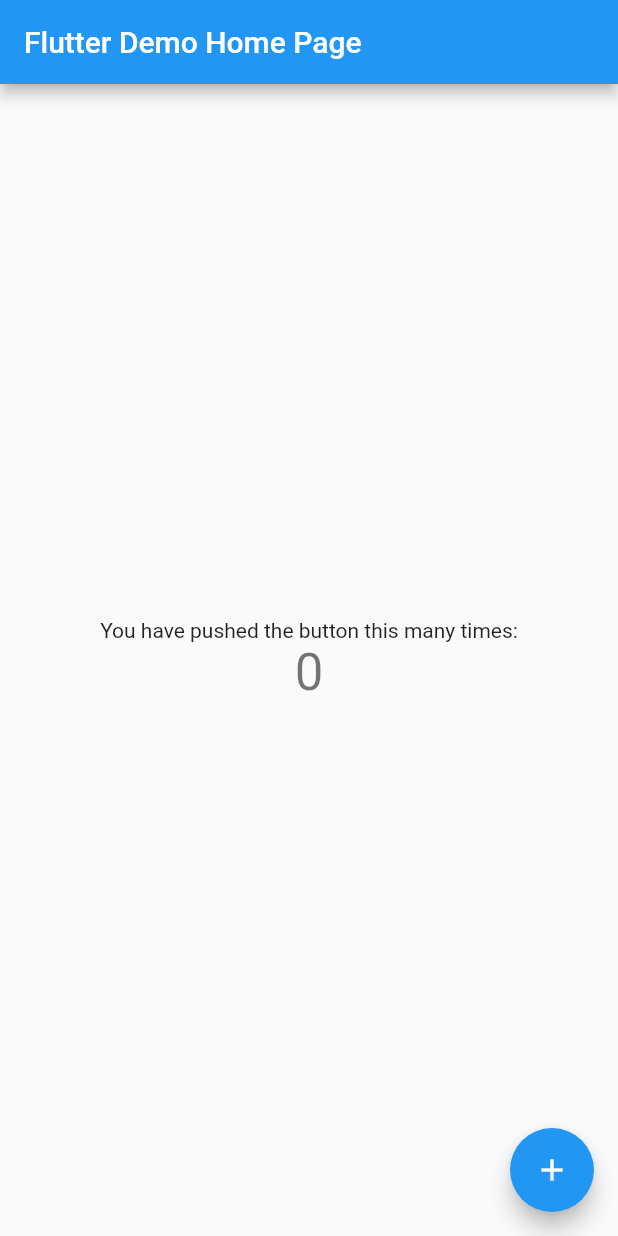
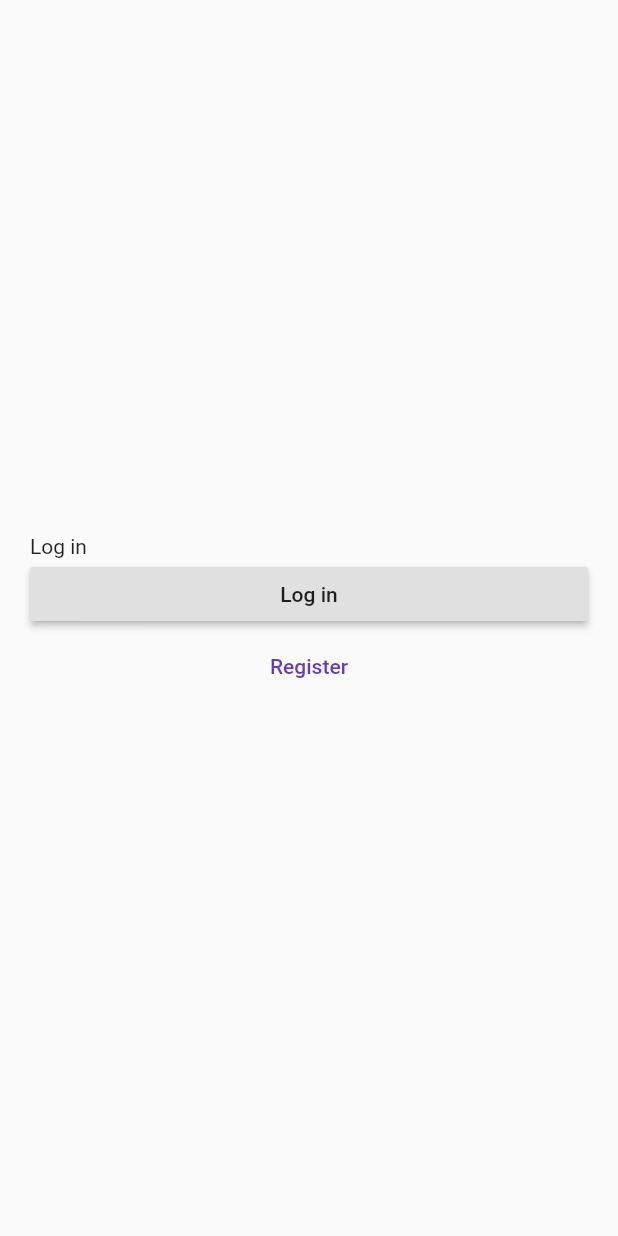
Before and after one commit to IosifGabriel/smarthack_frontend, a Flutter app: the screen it shows after launch, on a phone screen of 412 x 824 dp. Run offline on Flutter 3.47's test engine with Material 2 defaults, Android fonts, the light colour scheme and no system bars.

Commit message:
basic screens

```diff
--- a/lib/main.dart
+++ b/lib/main.dart
@@ -1,113 +1,25 @@
 import 'package:flutter/material.dart';
+import './screens/screens.dart';
 
 void main() {
   runApp(MyApp());
 }
 
 class MyApp extends StatelessWidget {
-  // This widget is the root of your application.
   @override
   Widget build(BuildContext context) {
     return MaterialApp(
-      title: 'Flutter Demo',
+      title: 'Smarthack',
+      debugShowCheckedModeBanner: false,
       theme: ThemeData(
-        // This is the theme of your application.
-        //
-        // Try running your application with "flutter run". You'll see the
-        // application has a blue toolbar. Then, without quitting the app, try
-        // changing the primarySwatch below to Colors.green and then invoke
-        // "hot reload" (press "r" in the console where you ran "flutter run",
-        // or simply save your changes to "hot reload" in a Flutter IDE).
-        // Notice that the counter didn't reset back to zero; the application
-        // is not restarted.
-        primarySwatch: Colors.blue,
+        primarySwatch: Colors.deepPurple,
       ),
-      home: MyHomePage(title: 'Flutter Demo Home Page'),
+      routes: {
+        '/login': (context) => LoginScreen(),
+        '/register': (context) => RegisterScreen(),
+        '/': (context) => HomeScreen(),
+      },
+      initialRoute: '/login',
     );
   }
 }
-
-class MyHomePage extends StatefulWidget {
-  MyHomePage({Key key, this.title}) : super(key: key);
-
-  // This widget is the home page of your application. It is stateful, meaning
-  // that it has a State object (defined below) that contains fields that affect
-  // how it looks.
-
-  // This class is the configuration for the state. It holds the values (in this
-  // case the title) provided by the parent (in this case the App widget) and
-  // used by the build method of the State. Fields in a Widget subclass are
-  // always marked "final".
-
-  final String title;
-
-  @override
-  _MyHomePageState createState() => _MyHomePageState();
-}
-
-class _MyHomePageState extends State<MyHomePage> {
-  int _counter = 0;
-
-  void _incrementCounter() {
-    setState(() {
-      // This call to setState tells the Flutter framework that something has
-      // changed in this State, which causes it to rerun the build method below
-      // so that the display can reflect the updated values. If we changed
-      // _counter without calling setState(), then the build method would not be
-      // called again, and so nothing would appear to happen.
-      _counter++;
-    });
-  }
-
-  @override
-  Widget build(BuildContext context) {
-    // This method is rerun every time setState is called, for instance as done
-    // by the _incrementCounter method above.
-    //
-    // The Flutter framework has been optimized to make rerunning build methods
-    // fast, so that you can just rebuild anything that needs updating rather
-    // than having to individually change instances of widgets.
-    return Scaffold(
-      appBar: AppBar(
-        // Here we take the value from the MyHomePage object that was created by
-        // the App.build method, and use it to set our appbar title.
-        title: Text(widget.title),
-      ),
-      body: Center(
-        // Center is a layout widget. It takes a single child and positions it
-        // in the middle of the parent.
-        child: Column(
-          // Column is also a layout widget. It takes a list of children and
-          // arranges them vertically. By default, it sizes itself to fit its
-          // children horizontally, and tries to be as tall as its parent.
-          //
-          // Invoke "debug painting" (press "p" in the console, choose the
-          // "Toggle Debug Paint" action from the Flutter Inspector in Android
-          // Studio, or the "Toggle Debug Paint" command in Visual Studio Code)
-          // to see the wireframe for each widget.
-          //
-          // Column has various properties to control how it sizes itself and
-          // how it positions its children. Here we use mainAxisAlignment to
-          // center the children vertically; the main axis here is the vertical
-          // axis because Columns are vertical (the cross axis would be
-          // horizontal).
-          mainAxisAlignment: MainAxisAlignment.center,
-          children: <Widget>[
-            Text(
-              'You have pushed the button this many times:',
-            ),
-            Text(
-              '$_counter',
-              style: Theme.of(context).textTheme.headline4,
-            ),
-          ],
-        ),
-      ),
-      floatingActionButton: FloatingActionButton(
-        onPressed: _incrementCounter,
-        tooltip: 'Increment',
-        child: Icon(Icons.add),
-      ), // This trailing comma makes auto-formatting nicer for build methods.
-    );
-  }
-}
--- /dev/null
+++ b/lib/screens/login_screen.dart
@@ -0,0 +1,40 @@
+import 'package:flutter/material.dart';
+
+class LoginScreen extends StatefulWidget {
+  LoginScreen({Key key}) : super(key: key);
+
+  @override
+  _LoginScreenState createState() => _LoginScreenState();
+}
+
+class _LoginScreenState extends State<LoginScreen> {
+  @override
+  Widget build(BuildContext context) {
+    return Scaffold(
+      body: SafeArea(
+        child: Padding(
+          padding: const EdgeInsets.all(20),
+          child: Column(
+            mainAxisAlignment: MainAxisAlignment.center,
+            crossAxisAlignment: CrossAxisAlignment.stretch,
+            children: [
+              Text('Log in'),
+              RaisedButton(
+                child: Text('Log in'),
+                onPressed: () {
+                  Navigator.pushNamed(context, '/');
+                },
+              ),
+              TextButton(
+                child: Text('Register'),
+                onPressed: () {
+                  Navigator.pushNamed(context, '/register');
+                },
+              )
+            ],
+          ),
+        ),
+      ),
+    );
+  }
+}
--- /dev/null
+++ b/lib/screens/screens.dart
@@ -0,0 +1,3 @@
+export 'login_screen.dart';
+export 'register_screen.dart';
+export 'home_screen.dart';
--- /dev/null
+++ b/lib/tabs/tabs.dart
@@ -0,0 +1,3 @@
+export 'home_tab.dart';
+export 'account_tab.dart';
+export 'blank_tab.dart';
```
Also changed, not shown: lib/screens/home_screen.dart (added, +49 -0 lines), lib/screens/register_screen.dart (added, +40 -0 lines), lib/tabs/account_tab.dart (added, +36 -0 lines), lib/tabs/blank_tab.dart (added, +23 -0 lines), lib/tabs/home_tab.dart (added, +23 -0 lines), 1 other file.
